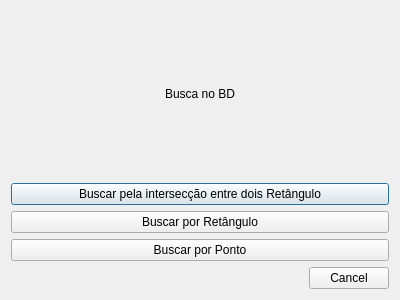
The window that searchwindow.ui (josecleiton/GIS-RTree) describes before a commit, drawn with Qt 5.
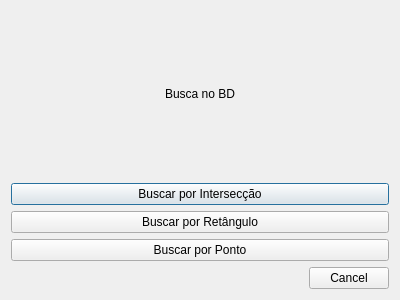
The same window after the commit.

Commit message: Busca por retângulo reformulada

The edit to the form file:
```diff
--- a/searchwindow.ui
+++ b/searchwindow.ui
@@ -26,7 +26,7 @@
      <item>
       <widget class="QPushButton" name="interseccao">
        <property name="text">
-        <string>Buscar pela intersecção entre dois Retângulo</string>
+        <string>Buscar por Intersecção</string>
        </property>
       </widget>
      </item>
```
The commit also changes 6 other files.
